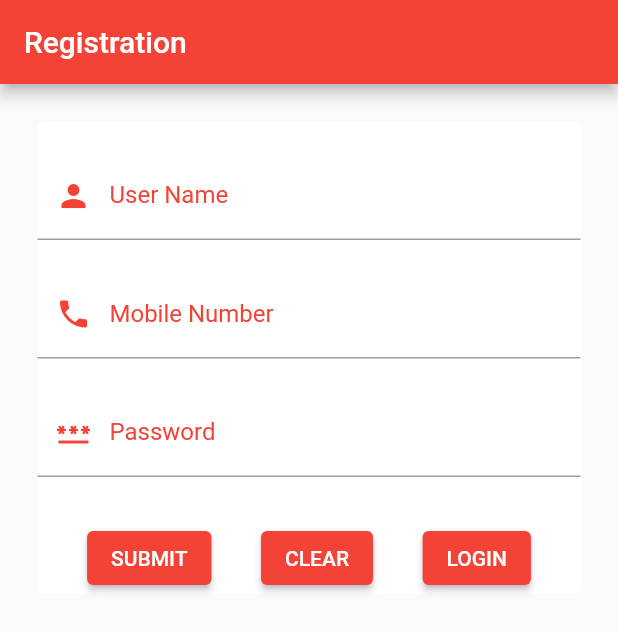
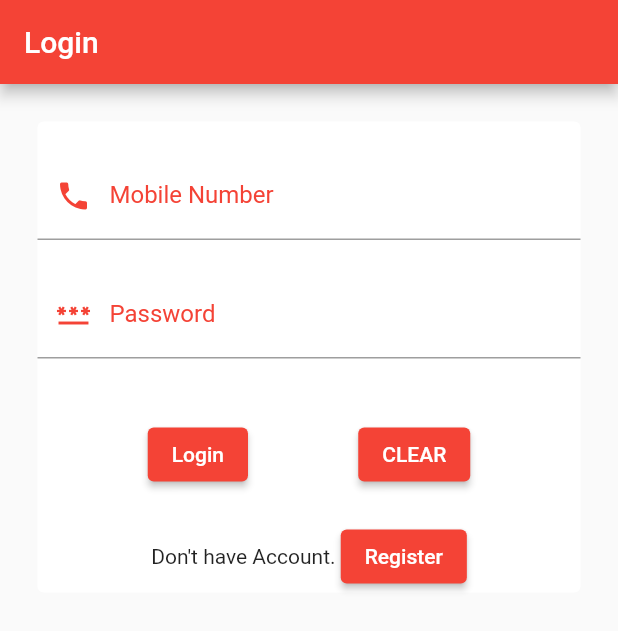
Before and after one commit to balasubramani890/projectcode, a Flutter app: the RegistrationPage screen opened directly, after a tap on "SUBMIT", after a tap on "LOGIN", on a phone screen of 412 x 824 dp. Shown: the top 631 px of the screen. Run offline on Flutter 3.47's test engine with Material 2 defaults, Android fonts, the phone set to English and light mode, and no system bars.

Commit message:
Registration Page completed and Unit Test Verified

```diff
--- a/lib/main.dart
+++ b/lib/main.dart
@@ -1,6 +1,5 @@
 import 'package:flutter/material.dart';
 import 'package:projectcode/loginPage.dart';
-import 'package:projectcode/registrationPage.dart';
 
 void main()
 {
@@ -46,7 +45,7 @@ class MyApp extends StatelessWidget {
 
      ),
 
-      home: RegistrationPage(),
+      home: LoginPage(),
     );
   }
 
--- a/lib/registrationPage.dart
+++ b/lib/registrationPage.dart
@@ -35,10 +35,6 @@ class _RegistrationPageState extends State<RegistrationPage> {
   final tMobileNo = TextEditingController();
   final tPassword = TextEditingController();
 
-  bool _valName = false;
-  bool _valMobileNo = false;
-  bool _valPassword = false;
-
   void dispose()
   {
     tName.dispose();
@@ -53,17 +49,55 @@ class _RegistrationPageState extends State<RegistrationPage> {
     tPassword.clear();
   }
 
-  String validateMobile(String value) {
-    String pattern = r'(^(?:[+0]9)?[0-9]{10,12}$)';
-    RegExp regExp = RegExp(pattern);
-    if (value.isEmpty) {
-      return 'Please enter mobile number';
-    }
-    if (!regExp.hasMatch(value)) {
-      return 'Please enter valid mobile number';
-    }
-    return "";
+  Future showOkMessage(BuildContext context, String message) async
+  {
+    return showDialog(
+        context: context,
+
+        builder: (context)=> AlertDialog(
+          title: Text(message),
+
+        actions: <Widget>[
+          ElevatedButton(
+            child: const Text("OK"),
+            onPressed: (){
+              Navigator.pop(context);
+              },
+          )
+
+        ],
+        ),
+        );
   }
+
+  Future showYnMessage(BuildContext context, String message) async
+  {
+    return showDialog(
+      context: context,
+
+      builder: (context)=> AlertDialog(
+        title: Text(message),
+
+        actions: <Widget>[
+          ElevatedButton(
+            child: const Text("Ok"),
+            onPressed: (){
+              Navigator.push(context, MaterialPageRoute(builder: (context)=>const LoginPage()));
+            },
+          ),
+
+          ElevatedButton(
+            child: const Text("Cancel"),
+            onPressed: (){
+              Navigator.pop(context);
+            },
+          )
+
+        ],
+      ),
+    );
+  }
+
   @override
   Widget build(BuildContext context) {
     return Scaffold(
@@ -87,21 +121,28 @@ class _RegistrationPageState extends State<RegistrationPage> {
                     padding: EdgeInsets.all(10.0)
                 ),
                 TextFormField(
-                  decoration: InputDecoration(
+                  decoration: const InputDecoration(
                     labelText: 'User Name',
                     hintText: 'Enter User Name',
-                    prefixIcon: const Icon(Icons.person, color: Colors.red,),
-                    errorText: _valName ? 'Please Enter Name' : null,
+                    prefixIcon: Icon(Icons.person, color: Colors.red,),
+                    // errorText: _valName ? 'Please Enter Name' : null,
                   ),
                   // inputFormatters: <TextInputFormatter>[
                   //   FilteringTextInputFormatter.allow(RegExp(r'^[a-z A-Z]+$')),
                   // ],
                   controller: tName,
+                  onChanged: (value){
+                    _formKey.currentState?.validate();
+                  },
                   validator: (value){
                     if(value=="")
                       {
                         return 'Please Enter Name';
                       }
+                    else if(!RegExp(r'^[a-z A-Z]+$').hasMatch(value!) && value.length < 10 || value.length > 10)
+                    {
+                      return 'Please Enter Valid Mobile Number';
+                    }
                     return null;
                   },
 
@@ -112,11 +153,11 @@ class _RegistrationPageState extends State<RegistrationPage> {
                 ),
 
                 TextFormField(
-                  decoration: InputDecoration(
+                  decoration: const InputDecoration(
                     labelText: 'Mobile Number',
                     hintText: 'Enter Mobile Number',
-                    prefixIcon: const Icon(Icons.phone, color: Colors.red,),
-                    errorText: _valMobileNo ? 'Please Enter Mobile Number' : null,
+                    prefixIcon: Icon(Icons.phone, color: Colors.red,),
+                    // errorText: _valMobileNo ? 'Please Enter Mobile Number' : null,
                   ),
                   keyboardType: TextInputType.phone,
                   controller: tMobileNo,
@@ -136,16 +177,19 @@ class _RegistrationPageState extends State<RegistrationPage> {
                 const Padding(
                     padding: EdgeInsets.all(10.0)
                 ),
+
                 TextFormField(
-                  decoration: InputDecoration(
+                  decoration: const InputDecoration(
                     labelText: 'Password',
                     hintText: 'Enter Password',
-                    prefixIcon: const Icon(Icons.password, color: Colors.red,),
-                    errorText: _valPassword ? 'Please Enter Password' : null,
+                    prefixIcon: Icon(Icons.password, color: Colors.red,),
                   ),
                   controller: tPassword,
+                  onChanged: (value){
+                    _formKey.currentState?.validate();
+                  },
                   validator: (value){
-                    if(value==null || value.isEmpty)
+                    if(value=="")
                     {
                       return 'Please Enter Password';
                     }
@@ -161,26 +205,22 @@ class _RegistrationPageState extends State<RegistrationPage> {
 
                   children: <Widget>[
                     ElevatedButton(
-                      child: Text('SUBMIT'),
+                      child: const Text('SUBMIT'),
 
-                      onPressed: ()  {
-                        setState(() async {
-                          tName.text.isEmpty ? _valName = true : _valName = false;
-                          tMobileNo.text.isEmpty ? _valMobileNo = true : _valMobileNo = false;
-                          tPassword.text.isEmpty ? _valPassword = true : _valPassword = false;
-
-                          if(_valName == false && _valMobileNo == false && _valPassword == false)
+                      onPressed: ()  async{
+                        if(_formKey.currentState!.validate())
                           {
-                            bool resultStatus = await _saveDetails(tName.text, tMobileNo.text, tPassword.text);
-                            if(resultStatus == true)
+                            final resultStatus = await _saveDetails(tName.text, tMobileNo.text, tPassword.text);
+                            if(resultStatus==true)
+                              {
+                                  Navigator.push(context, MaterialPageRoute(builder: (context)=>const LoginPage()));
+                              }
+                            else
                             {
-                              if(!mounted) return;
-                              Navigator.push(context, MaterialPageRoute(builder: (context)=>LoginPage()),);
-                              clearData();
+                              showYnMessage(context, 'Mobile Number already Exists. Press Ok to Login or Cancel to Continue');
                             }
                           }
 
-                        });
                       },
                     ),
 
```
